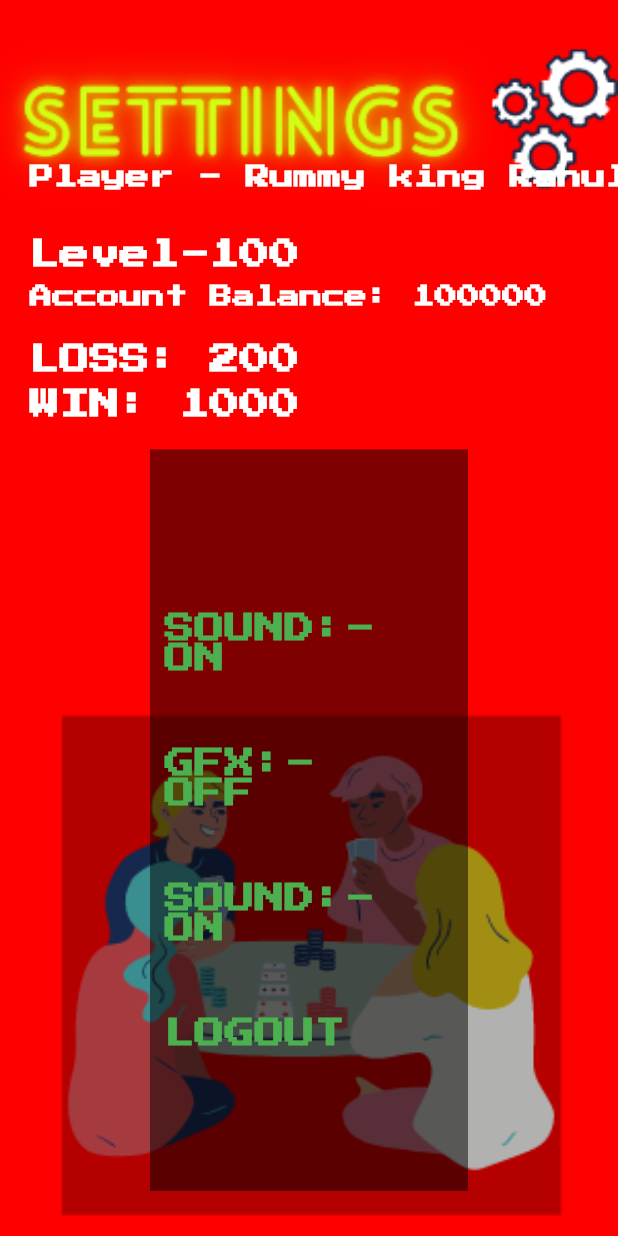
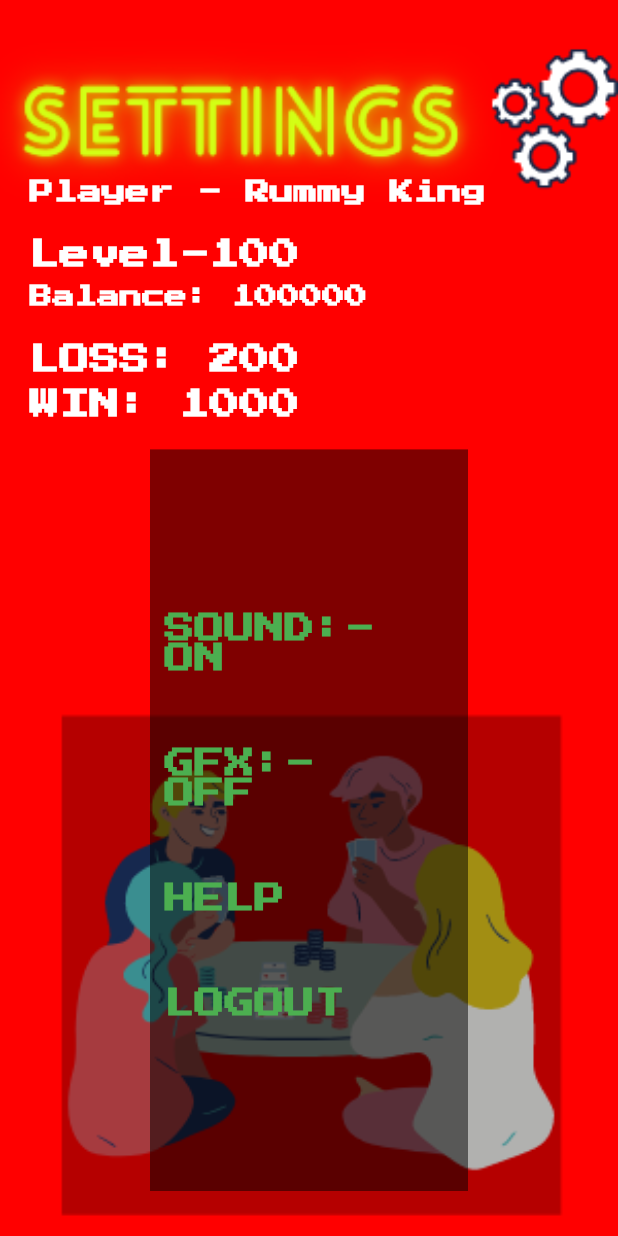
Before and after one commit to CodeRebirth/rummyUI, a Flutter app: the Settings screen opened by its route, on a phone screen of 412 x 824 dp. Run offline on Flutter 3.47's test engine with Material 2 defaults, Android fonts, the phone set to English and light mode, and no system bars.

Commit message:
for debug

```diff
--- a/lib/screens/settings.dart
+++ b/lib/screens/settings.dart
@@ -16,9 +16,9 @@ class Settings extends StatelessWidget {
          child:Stack(
            children: [
            Positioned(
-             top:110,
+             top:120,
              left:20,
-             child: Text("Player - Rummy king Rahul",style: TextStyle(color:Colors.white,fontSize:16,fontWeight: FontWeight.bold,fontFamily: "PressStart"),)),
+             child: Text("Player - Rummy King",style: TextStyle(color:Colors.white,fontSize:16,fontWeight: FontWeight.bold,fontFamily: "PressStart"),)),
            Positioned(
              top:160,
              left:20,
@@ -26,7 +26,7 @@ class Settings extends StatelessWidget {
             Positioned(
              top:190,
              left:20,
-             child: Text("Account Balance: 100000",style: TextStyle(color:Colors.white,fontSize: 15,fontWeight: FontWeight.bold,fontFamily: "PressStart"),)),
+             child: Text("Balance: 100000",style: TextStyle(color:Colors.white,fontSize: 15,fontWeight: FontWeight.bold,fontFamily: "PressStart"),)),
             Positioned(
              top:230,
              left:20,
@@ -41,6 +41,7 @@ class Settings extends StatelessWidget {
                left: 100,
                right: 100,
                  child: Container(
+                 width:10000,
                  color: Colors.black.withOpacity(0.5),
                  padding: EdgeInsets.all(10),
                  height: MediaQuery.of(context).size.height * 0.6,
@@ -51,7 +52,7 @@ class Settings extends StatelessWidget {
                      SizedBox(height: 50,),
                      Text("GFX:-  OFF",style: TextStyle(color:Colors.green,fontSize: 20,fontWeight: FontWeight.bold,fontFamily: "PressStart")),
                      SizedBox(height: 50,),
-                     Text("SOUND:- ON",style: TextStyle(color:Colors.green,fontSize: 20,fontWeight: FontWeight.bold,fontFamily: "PressStart")),
+                     Text("HELP",style: TextStyle(color:Colors.green,fontSize: 20,fontWeight: FontWeight.bold,fontFamily: "PressStart")),
                      SizedBox(height: 50,),
                      Text("LOGOUT",style: TextStyle(color:Colors.green,fontSize: 20,fontWeight: FontWeight.bold,fontFamily: "PressStart")),
                      SizedBox(height: 50,),
```
